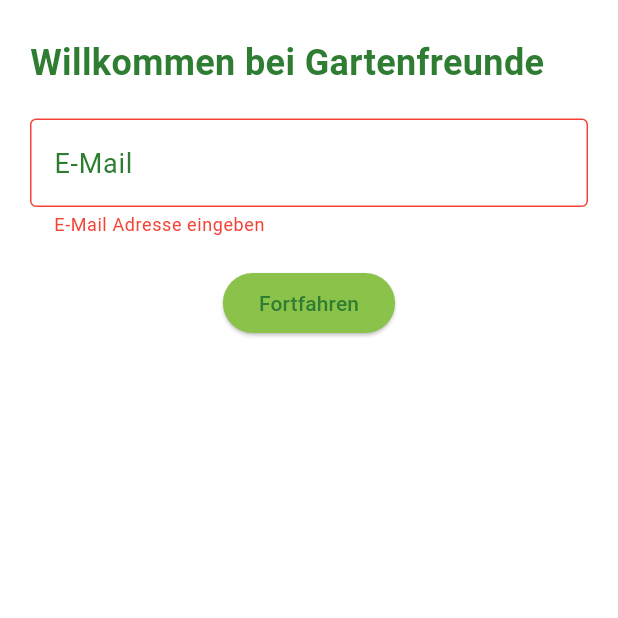
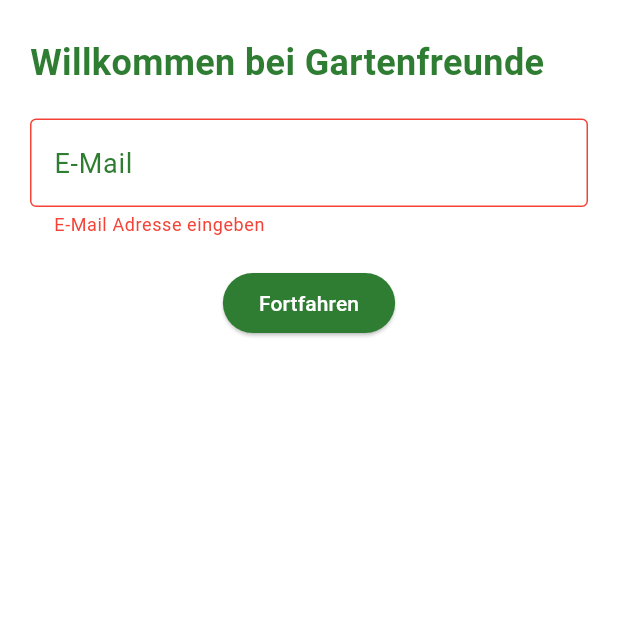
Before and after one commit to FelixDigitalis/SproutJournal, a Flutter app: the Authenticate screen opened directly, after a tap on "Fortfahren", on a phone screen of 412 x 824 dp, the top half of it. Run offline on Flutter 3.47's test engine with Material 3 defaults, Android fonts, the light colour scheme and no system bars; our stand-ins replace cloud_firestore, firebase_auth, firebase_core, flutter_dotenv, flutter_image_compress, image_picker and 2 more; accounts and stored records are empty; statements that could not run were skipped.

Commit message:
anonther refactoring

```diff
--- a/lib/database_services/firebase/firebase_service.dart
+++ b/lib/database_services/firebase/firebase_service.dart
@@ -35,7 +35,8 @@
         UserModel user = UserModel(
           uid: userDocument.id,
           email: userDocument.get('email'),
-          name: userDocument.get('name'),
+          firstname: userDocument.get('firstname'),
+          lastname: userDocument.get('lastname'),
         );
         return user;
       } else {
--- a/lib/screens/sub_pages/gartenfreunde/authenticate.dart
+++ b/lib/screens/sub_pages/gartenfreunde/gartenfreunde_authenticate.dart
@@ -67,6 +67,7 @@
                   ),
                   const SizedBox(height: 20),
                   ElevatedButton(
+                    style: ElevatedButton.styleFrom(backgroundColor: Theme.of(context).colorScheme.primary),
                     onPressed: () async {
                       if (_formKey.currentState?.validate() ?? false) {
                         bool userAlreadyExists =
@@ -88,7 +89,7 @@
                         }
                       }
                     },
-                    child: const Text('Fortfahren'),
+                    child: const Text('Fortfahren', style: TextStyle(color: Colors.white)),
                   ),
                 ],
               ),
--- a/lib/screens/sub_pages/gartenfreunde/login.dart
+++ b/lib/screens/sub_pages/gartenfreunde/gartenfreunde_login.dart
@@ -43,7 +43,7 @@
                   decoration: InputDecoration(
                     hintText: widget.email,
                     enabled: false,
-                    hintStyle: TextStyle(color: primaryColor, fontSize: 18),
+                    hintStyle:  TextStyle(color: Colors.black, fontSize: 18),
                     border: OutlineInputBorder(
                       borderSide: BorderSide(color: primaryColor, width: 2.0),
                     ),
@@ -88,6 +88,7 @@
                 ),
                 const SizedBox(height: 20),
                 ElevatedButton(
+                  style: ElevatedButton.styleFrom(backgroundColor: Theme.of(context).colorScheme.primary),
                   onPressed: () async {
                     if (_formKey.currentState?.validate() ?? false) {
                       dynamic result = await _auth.signInWithEmailAndPassword(widget.email, password);
@@ -100,7 +101,7 @@
                       }
                     }
                   },
-                  child: const Text('Einloggen'),
+                  child: const Text('Einloggen', style: TextStyle(color: Colors.white)),
                 ),
                 Text(
                   error,
--- a/lib/screens/sub_pages/gartenfreunde/register.dart
+++ b/lib/screens/sub_pages/gartenfreunde/gartenfreunde_register.dart
@@ -43,7 +43,7 @@
                   decoration: InputDecoration(
                     hintText: widget.email,
                     enabled: false,
-                    hintStyle: TextStyle(color: primaryColor),
+                    hintStyle: TextStyle(color: Colors.black),
                     border: OutlineInputBorder(
                       borderSide: BorderSide(color: primaryColor, width: 2.0),
                     ),
@@ -142,6 +142,7 @@
                 ),
                 const SizedBox(height: 20),
                 ElevatedButton(
+                  style: ElevatedButton.styleFrom(backgroundColor: Theme.of(context).colorScheme.primary),
                   onPressed: () async {
                     if (_formKey.currentState?.validate() ?? false) {
                       dynamic result = await _auth.registerWithEmailAndPassword(
@@ -155,7 +156,7 @@
                       }
                     }
                   },
-                  child: const Text('Registrieren'),
+                  child: const Text('Registrieren', style: TextStyle(color: Colors.white)),
                 ),
                 Text(error),
               ],
```
Also changed, not shown: lib/screens/sub_pages/gartenfreunde/gartenfreunde_feed.dart (added), lib/screens/sub_pages/gartenfreunde/gartenfreunde_login_wrapper.dart (renamed from lib/screens/main_pages/gartenfreunde_login_wrapper.dart).
